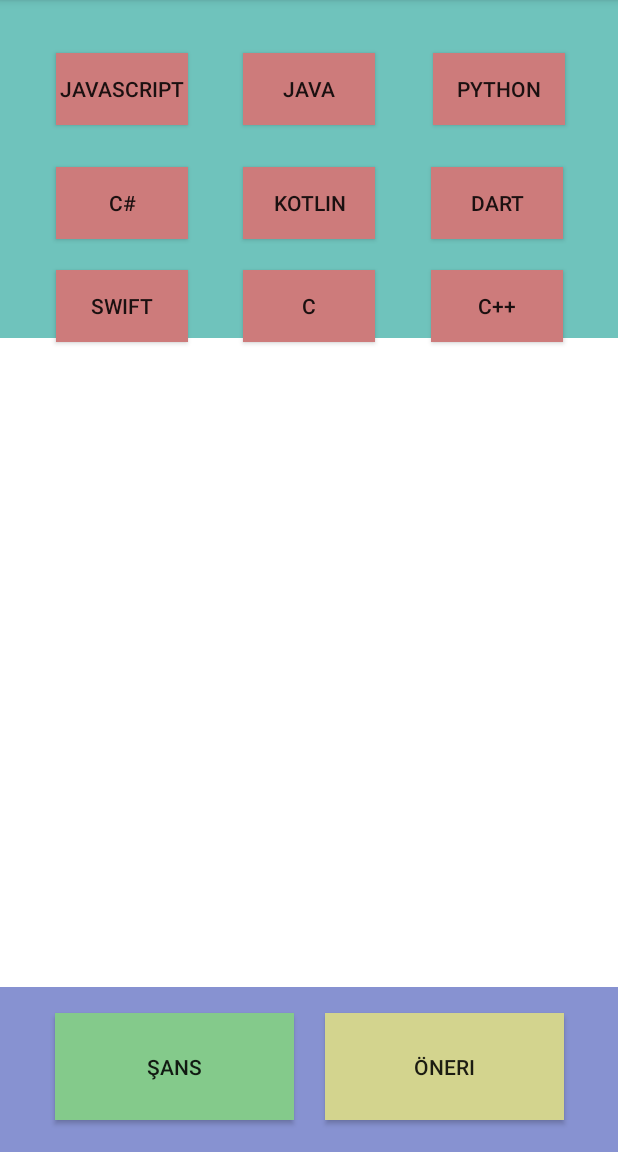
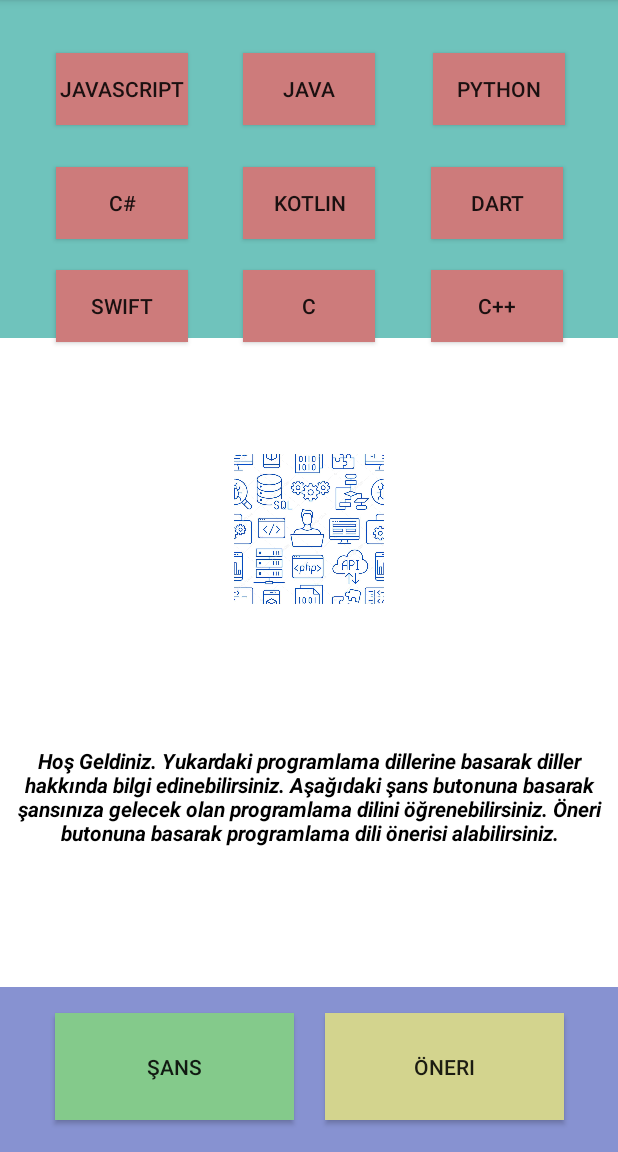
Before and after one commit to mall-e/hangi-dili-ogrenmeliyim, an Android app: the screen it shows after launch (MainActivity), on a phone screen of 412 x 824 dp, the part 84-1236 px from its top. Run offline under Robolectric (Android 15) with nearby library versions, the phone set to English and light mode, and no system bars.

Commit message:
2st commit

```diff
--- a/app/src/main/java/com/example/hangidiliogrenmeliyim/MainActivity.kt
+++ b/app/src/main/java/com/example/hangidiliogrenmeliyim/MainActivity.kt
@@ -31,6 +31,10 @@ class MainActivity : AppCompatActivity() {
         var oneri : Button = findViewById(R.id.button10)
         var resim : ImageView = findViewById(R.id.imageView)
         var aciklama : TextView = findViewById(R.id.textView)
+
+
+        resim.setImageResource(R.drawable.firsttt)
+        aciklama.text = "Hoş Geldiniz. Yukardaki programlama dillerine basarak diller hakkında bilgi edinebilirsiniz. Aşağıdaki şans butonuna basarak şansınıza gelecek olan programlama dilini öğrenebilirsiniz. Öneri butonuna basarak programlama dili önerisi alabilirsiniz."
 
         fun changeImage (button : Button, imageName : Int, info : String) {
             button.setOnClickListener(){
```
Also changed, not shown: app/src/main/res/drawable/first.jpeg (added), app/src/main/res/drawable/firsttt.jpeg (added).
